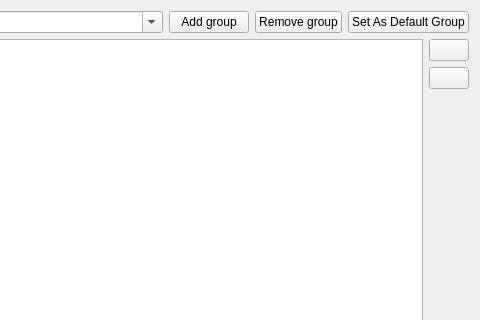
Before: the Qt Designer form shell/settings/environmentwidget.ui in KDE/kdevelop, drawn with Qt 5; both pictures show x 224 to 704 and y 0 to 320 of the 704 by 480 pixel window.
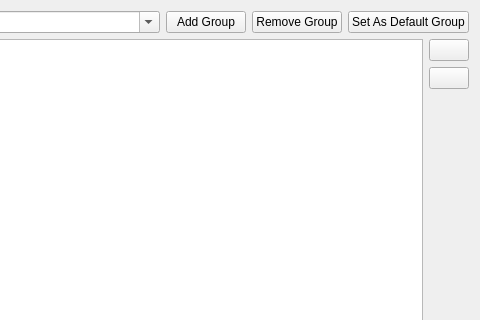
After: the same form once the commit is applied. Custom widgets are drawn as their Qt base class.

Diff of the .ui file:
```diff
--- a/shell/settings/environmentwidget.ui
+++ b/shell/settings/environmentwidget.ui
@@ -34,14 +34,14 @@
    <item row="0" column="2">
     <widget class="QPushButton" name="addgrpBtn">
      <property name="text">
-      <string>Add group</string>
+      <string>Add Group</string>
      </property>
     </widget>
    </item>
    <item row="0" column="3">
     <widget class="QPushButton" name="removegrpBtn">
      <property name="text">
-      <string>Remove group</string>
+      <string>Remove Group</string>
      </property>
     </widget>
    </item>
```
